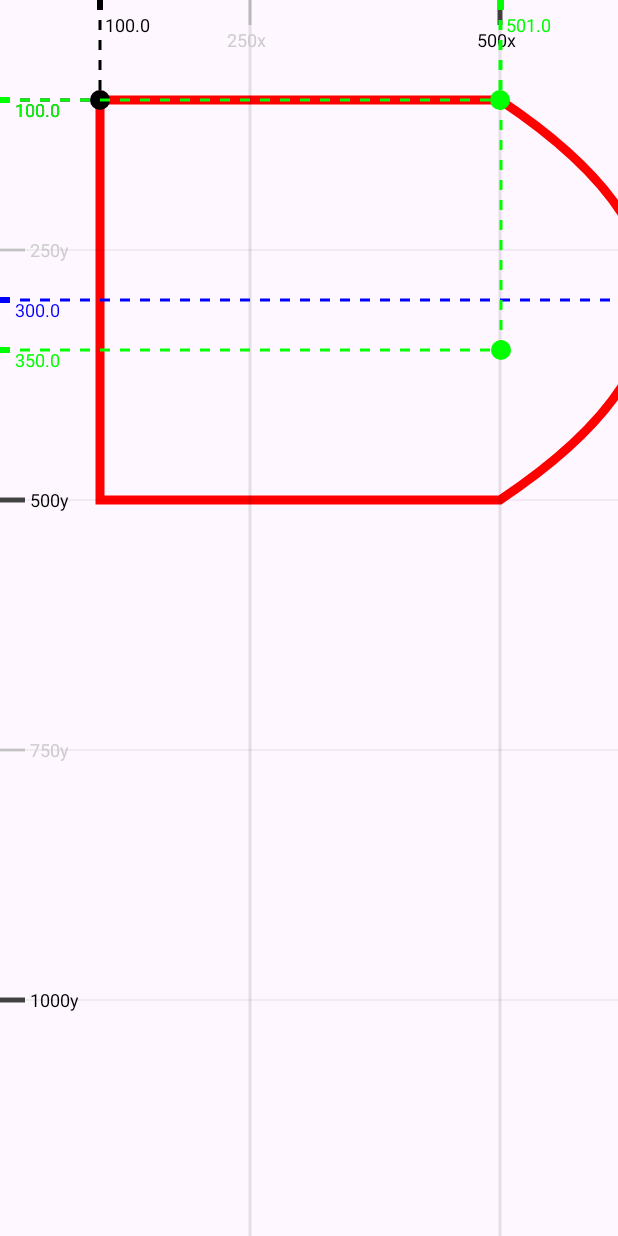
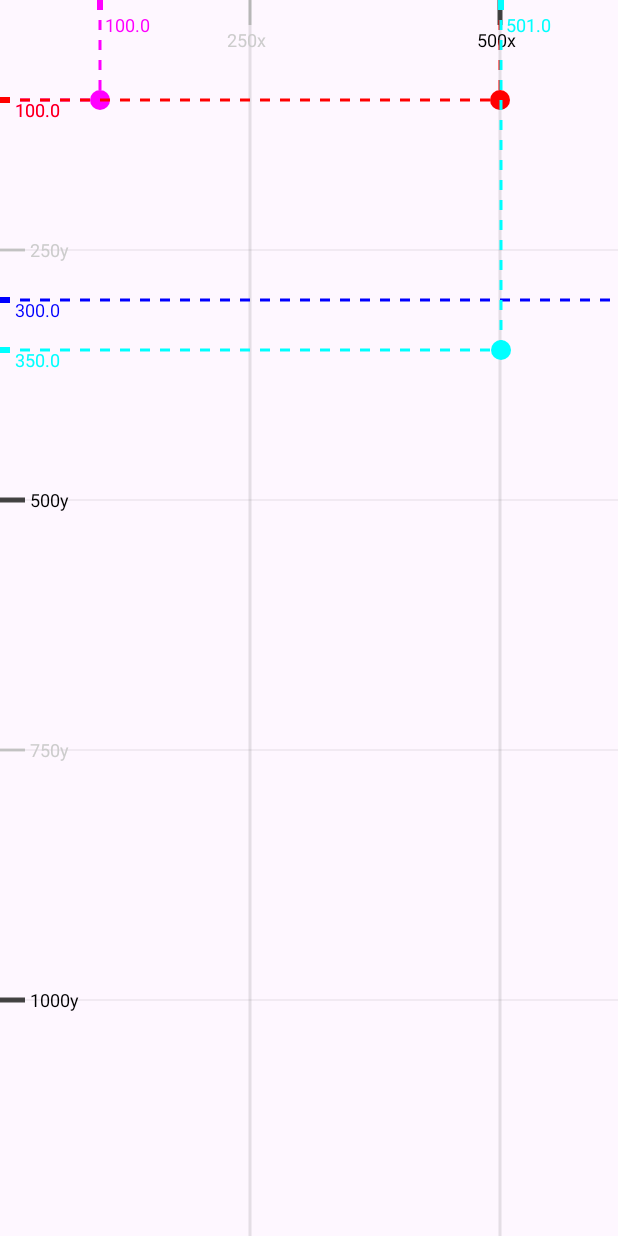
Before and after one commit to akhil-rkrishnan/compose-plot-view, an Android app built with Jetpack Compose: the screen it shows after launch (MainActivity), on a phone screen of 412 x 824 dp. Run offline under Robolectric (Android 15) with nearby library versions, the phone set to English and light mode, and no system bars.

Commit message:
Refactoring and drag gesture implementation in progress

```diff
--- a/app/src/main/java/app/android/composepath/ui/canvas/LabelCordinates.kt
+++ b/app/src/main/java/app/android/composepath/data/model/LabelCordinates.kt
@@ -1,4 +1,4 @@
-package app.android.composepath.ui.canvas
+package app.android.composepath.data.model
 
 import androidx.compose.ui.graphics.Color
 
--- a/app/src/main/java/app/android/composepath/ui/canvas/MeasureParams.kt
+++ b/app/src/main/java/app/android/composepath/data/model/MeasureParams.kt
@@ -1,9 +1,7 @@
-package app.android.composepath.ui.canvas
+package app.android.composepath.data.model
 
 import androidx.compose.ui.graphics.Color
 import androidx.compose.ui.text.TextStyle
-import androidx.compose.ui.unit.Dp
-import androidx.compose.ui.unit.dp
 import androidx.compose.ui.unit.sp
 
 data class MeasureState(
--- a/app/src/main/java/app/android/composepath/ui/MainActivity.kt
+++ b/app/src/main/java/app/android/composepath/ui/MainActivity.kt
@@ -1,21 +1,18 @@
 package app.android.composepath.ui
 
-import android.os.Build
 import android.os.Bundle
-import android.view.View
 import androidx.activity.ComponentActivity
 import androidx.activity.compose.setContent
 import androidx.activity.enableEdgeToEdge
-import android.view.WindowInsets
 import androidx.compose.foundation.layout.fillMaxSize
 import androidx.compose.material3.Scaffold
 import androidx.compose.ui.Modifier
 import androidx.compose.ui.graphics.Color
-import app.android.composepath.ui.canvas.BasicPath
-import app.android.composepath.ui.canvas.LabelCordinates
-import app.android.composepath.ui.canvas.MeasureState
+import app.android.composepath.data.model.LabelCordinates
+import app.android.composepath.data.model.MeasureState
 import app.android.composepath.ui.canvas.MeasureView
 import app.android.composepath.ui.core.theme.ComposePathTheme
+import app.android.composepath.utils.hideStatusBar
 
 class MainActivity : ComponentActivity() {
     override fun onCreate(savedInstanceState: Bundle?) {
@@ -25,33 +22,23 @@ class MainActivity : ComponentActivity() {
         setContent {
             ComposePathTheme {
                 Scaffold(modifier = Modifier.fillMaxSize()) { innerPadding ->
-                    val labelCordinates = arrayListOf<LabelCordinates>()
-                    (0..2).forEach {
-                        val x = (100..2500).random().toFloat()
-                        val y = (100..1500).random().toFloat()
-                        labelCordinates.add(
-                            LabelCordinates(x,y,listOf<Color>(Color.Green, Color.Blue, Color.Black,
-                                Color.Magenta).random().copy(alpha = 0.5f), showPointIntersection = true)
-                        )
-                    }
                     val measureState = MeasureState(
                         step = 250,
                         labelCordinates = listOf(
                             LabelCordinates(
-                                100f, 100f
+                                100f, 100f, Color.Magenta
                             ), LabelCordinates(
                                 800f, 300f, Color.Blue
                             ), LabelCordinates(
-                                500f, 100f, Color.Green
+                                500f, 100f, Color.Red
                             ), LabelCordinates(
-                                501f, 350f, Color.Green
+                                501f, 350f, Color.Cyan
                             )
                         )
                     )
                     MeasureView(
                         measureState = measureState
                     ) {
-                        BasicPath()
                     }
                 }
             }
@@ -59,14 +46,3 @@ class MainActivity : ComponentActivity() {
     }
 
 }
-
-fun ComponentActivity.hideStatusBar() {
-    window.decorView.post {
-        if (Build.VERSION.SDK_INT >= Build.VERSION_CODES.R) {
-            window.insetsController?.hide(WindowInsets.Type.statusBars())
-        } else {
-            @Suppress("DEPRECATION")
-            window.decorView.systemUiVisibility = View.SYSTEM_UI_FLAG_FULLSCREEN
-        }
-    }
-}
--- a/app/src/main/java/app/android/composepath/ui/canvas/ComposeBasicPath.kt
+++ b/app/src/main/java/app/android/composepath/ui/canvas/ComposeBasicPath.kt
@@ -2,16 +2,14 @@ package app.android.composepath.ui.canvas
 
 import androidx.compose.animation.core.animateFloatAsState
 import androidx.compose.foundation.Canvas
+import androidx.compose.runtime.*
 import androidx.compose.runtime.Composable
-import androidx.compose.runtime.mutableStateOf
 import androidx.compose.runtime.remember
 import androidx.compose.ui.Modifier
 import androidx.compose.ui.graphics.Color
 import androidx.compose.ui.graphics.Path
 import androidx.compose.ui.graphics.drawscope.Stroke
 import androidx.compose.ui.unit.dp
-import androidx.compose.runtime.*
-import androidx.compose.runtime.mutableStateOf
 import kotlinx.coroutines.delay
 
 
--- a/app/src/main/java/app/android/composepath/ui/canvas/MeasureView.kt
+++ b/app/src/main/java/app/android/composepath/ui/canvas/MeasureView.kt
@@ -2,8 +2,12 @@ package app.android.composepath.ui.canvas
 
 import android.util.Log
 import androidx.compose.foundation.Canvas
+import androidx.compose.foundation.gestures.detectDragGestures
+import androidx.compose.foundation.gestures.draggable
 import androidx.compose.foundation.layout.Box
 import androidx.compose.runtime.Composable
+import androidx.compose.runtime.mutableStateOf
+import androidx.compose.runtime.remember
 import androidx.compose.ui.Modifier
 import androidx.compose.ui.geometry.Offset
 import androidx.compose.ui.graphics.Color
@@ -17,7 +21,12 @@ import androidx.compose.ui.text.drawText
 import androidx.compose.ui.text.rememberTextMeasurer
 import androidx.compose.ui.unit.TextUnit
 import androidx.compose.ui.unit.sp
-import app.android.composepath.utils.mods
+import app.android.composepath.data.model.MeasureState
+import androidx.compose.runtime.*
+import androidx.compose.ui.input.pointer.pointerInput
+import androidx.compose.ui.unit.dp
+import app.android.composepath.utils.isActual
+
 
 private const val TAG = "MeasureView"
 
@@ -32,14 +41,32 @@ fun MeasureView(
     val width = configuration.screenWidthDp * density
     val height = configuration.screenHeightDp * density
 
+    var dragOffset by remember {
+        mutableStateOf(Offset(0f,0f))
+    }
+
     Log.d(TAG, "Screen width and height => $width, $height")
     val textMeasurer = rememberTextMeasurer()
-    Box(modifier = modifier) {
+    Box(modifier = modifier.pointerInput(Unit, Unit, {
+        detectDragGestures(onDragStart = { offset ->
+            dragOffset = offset
+            Log.d(TAG, "onDragStart: $dragOffset")
+        }, onDrag = { pic, offset ->
+            pic.consume()
+            dragOffset = offset
+            Log.d(TAG, "onDrag: $dragOffset")
+        }, onDragEnd = {
+
+        })
+    })) {
         view.invoke()
         Canvas(modifier = Modifier) {
+            if (dragOffset.isActual()) {
+                drawCircle(color = Color.Black, radius = 8f, center = dragOffset)
+            }
             //x axis
             for (axisValue in measureState.step until width.toInt() step measureState.step) {
-                val mainSplit = (axisValue mods (measureState.step * 2))?.toInt() == 0
+                val mainSplit = (axisValue.mod(measureState.step * 2)) == 0
                 if (mainSplit) {
                     DrawMarkers(
                         color = Color.DarkGray,
@@ -85,7 +112,7 @@ fun MeasureView(
             }
             // y axis
             for (axisValue in measureState.step until height.toInt() step measureState.step) {
-                val mainSplit = (axisValue mods (measureState.step * 2))?.toInt() == 0
+                val mainSplit = (axisValue.mod(measureState.step * 2)) == 0
                 if (mainSplit) {
                     DrawMarkers(
                         color = Color.DarkGray,
@@ -149,7 +176,7 @@ fun MeasureView(
                         )
                     }
                 }
-                if ((cordinate.x mods measureState.step)?.toInt() != 0) {
+                if (cordinate.x.toInt().mod(measureState.step) != 0) {
                     DrawMarkers(
                         color = cordinate.color,
                         start = Offset(cordinate.x, 0f),
@@ -163,7 +190,8 @@ fun MeasureView(
                         offset = Offset(cordinate.x + 5, 15f)
                     )
                 }
-                if ((cordinate.y mods measureState.step)?.toInt() != 0) {
+
+                if (cordinate.y.toInt().mod(measureState.step) != 0) {
                     DrawMarkers(
                         color = cordinate.color,
                         start = Offset(0f, cordinate.y),
--- a/app/src/main/java/app/android/composepath/ui/core/theme/Theme.kt
+++ b/app/src/main/java/app/android/composepath/ui/core/theme/Theme.kt
@@ -1,14 +1,10 @@
 package app.android.composepath.ui.core.theme
 
-import android.os.Build
 import androidx.compose.foundation.isSystemInDarkTheme
 import androidx.compose.material3.MaterialTheme
 import androidx.compose.material3.darkColorScheme
-import androidx.compose.material3.dynamicDarkColorScheme
-import androidx.compose.material3.dynamicLightColorScheme
 import androidx.compose.material3.lightColorScheme
 import androidx.compose.runtime.Composable
-import androidx.compose.ui.platform.LocalContext
 
 private val DarkColorScheme = darkColorScheme(
     primary = Purple80,
--- a/app/src/main/java/app/android/composepath/utils/Extensions.kt
+++ b/app/src/main/java/app/android/composepath/utils/Extensions.kt
@@ -1,10 +1,22 @@
 package app.android.composepath.utils
 
-infix fun<T: Number> T.mods(value: T) : Number? {
-    val mode: Number? = when (this) {
-        is Float -> this % value.toFloat()
-        is Int -> this % value.toInt()
-        else -> null
+import android.os.Build
+import android.view.View
+import android.view.WindowInsets
+import androidx.activity.ComponentActivity
+import androidx.compose.ui.geometry.Offset
+
+fun ComponentActivity.hideStatusBar() {
+    window.decorView.post {
+        if (Build.VERSION.SDK_INT >= Build.VERSION_CODES.R) {
+            window.insetsController?.hide(WindowInsets.Type.statusBars())
+        } else {
+            @Suppress("DEPRECATION")
+            window.decorView.systemUiVisibility = View.SYSTEM_UI_FLAG_FULLSCREEN
+        }
     }
-    return mode
 }
+
+fun Offset.isActual() : Boolean {
+    return isValid() && x != 0f && y != 0f
+}
```
